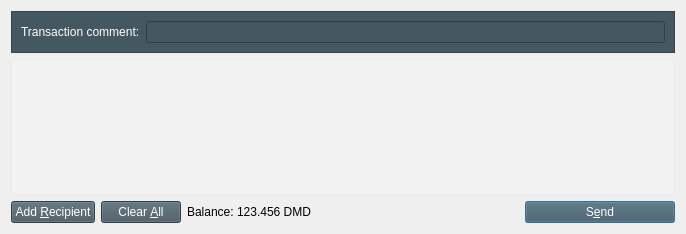
The window that src/qt/forms/sendcoinsdialog.ui (shadowrider26/Diamond) describes before a commit, drawn with Qt 5.
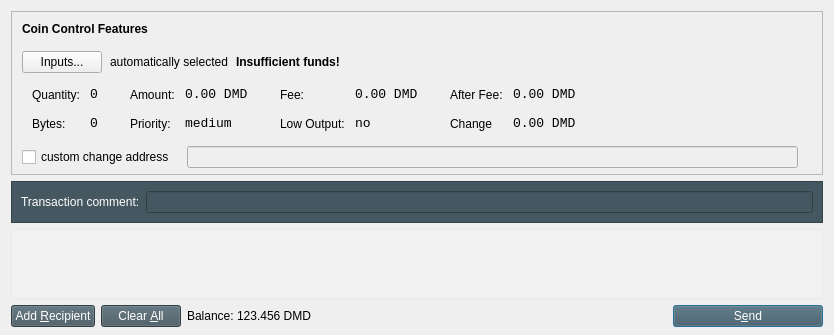
The same window after the commit. Icons and pictures are not drawn.

Commit message: Implement coin control feature.

```diff
--- a/src/qt/forms/sendcoinsdialog.ui
+++ b/src/qt/forms/sendcoinsdialog.ui
@@ -19,6 +19,580 @@
 </string>
   </property>
   <layout class="QVBoxLayout" name="verticalLayout">
+   <property name="bottomMargin">
+    <number>8</number>
+   </property>
+   <item>
+    <widget class="QFrame" name="frameCoinControl">
+     <property name="sizePolicy">
+      <sizepolicy hsizetype="Expanding" vsizetype="Expanding">
+       <horstretch>0</horstretch>
+       <verstretch>0</verstretch>
+      </sizepolicy>
+     </property>
+     <property name="maximumSize">
+      <size>
+       <width>16777215</width>
+       <height>16777215</height>
+      </size>
+     </property>
+     <property name="frameShape">
+      <enum>QFrame::StyledPanel</enum>
+     </property>
+     <property name="frameShadow">
+      <enum>QFrame::Sunken</enum>
+     </property>
+     <layout class="QVBoxLayout" name="verticalLayoutCoinControl2">
+      <property name="spacing">
+       <number>6</number>
+      </property>
+      <property name="leftMargin">
+       <number>0</number>
+      </property>
+      <property name="topMargin">
+       <number>0</number>
+      </property>
+      <property name="rightMargin">
+       <number>0</number>
+      </property>
+      <property name="bottomMargin">
+       <number>6</number>
+      </property>
+      <item>
+       <layout class="QVBoxLayout" name="verticalLayoutCoinControl" stretch="0,0,0,0,1">
+        <property name="spacing">
+         <number>0</number>
+        </property>
+        <property name="leftMargin">
+         <number>10</number>
+        </property>
+        <property name="topMargin">
+         <number>10</number>
+        </property>
+        <item>
+         <layout class="QHBoxLayout" name="horizontalLayoutCoinControl1">
+          <property name="bottomMargin">
+           <number>15</number>
+          </property>
+          <item>
+           <widget class="QLabel" name="labelCoinControlFeatures">
+            <property name="sizePolicy">
+             <sizepolicy hsizetype="Preferred" vsizetype="Maximum">
+              <horstretch>0</horstretch>
+              <verstretch>0</verstretch>
+             </sizepolicy>
+            </property>
+            <property name="font">
+             <font>
+              <weight>75</weight>
+              <bold>true</bold>
+             </font>
+            </property>
+            <property name="text">
+             <string>Coin Control Features</string>
+            </property>
+           </widget>
+          </item>
+         </layout>
+        </item>
+        <item>
+         <layout class="QHBoxLayout" name="horizontalLayoutCoinControl2" stretch="0,0,0,0">
+          <property name="spacing">
+           <number>8</number>
+          </property>
+          <property name="bottomMargin">
+           <number>10</number>
+          </property>
+          <item>
+           <widget class="QPushButton" name="pushButtonCoinControl">
+            <property name="text">
+             <string>Inputs...</string>
+            </property>
+           </widget>
+          </item>
+          <item>
+           <widget class="QLabel" name="labelCoinControlAutomaticallySelected">
+            <property name="text">
+             <string>automatically selected</string>
+            </property>
+            <property name="margin">
+             <number>5</number>
+            </property>
+           </widget>
+          </item>
+          <item>
+           <widget class="QLabel" name="labelCoinControlInsuffFunds">
+            <property name="font">
+             <font>
+              <weight>75</weight>
+              <bold>true</bold>
+             </font>
+            </property>
+            <property name="text">
+             <string>Insufficient funds!</string>
+            </property>
+            <property name="margin">
+             <number>5</number>
+            </property>
+           </widget>
+          </item>
+          <item>
+           <spacer name="horizontalSpacerCoinControl">
+            <property name="orientation">
+             <enum>Qt::Horizontal</enum>
+            </property>
+            <property name="sizeHint" stdset="0">
+             <size>
+              <width>40</width>
+              <height>1</height>
+             </size>
+            </property>
+           </spacer>
+          </item>
+         </layout>
+        </item>
+        <item>
+         <widget class="QWidget" name="widgetCoinControl" native="true">
+          <property name="sizePolicy">
+           <sizepolicy hsizetype="Preferred" vsizetype="Preferred">
+            <horstretch>0</horstretch>
+            <verstretch>0</verstretch>
+           </sizepolicy>
+          </property>
+          <property name="minimumSize">
+           <size>
+            <width>0</width>
+            <height>0</height>
+           </size>
+          </property>
+          <layout class="QHBoxLayout" name="horizontalLayoutCoinControl5">
+           <property name="leftMargin">
+            <number>0</number>
+           </property>
+           <property name="topMargin">
+            <number>0</number>
+           </property>
+           <property name="rightMargin">
+            <number>0</number>
+           </property>
+           <property name="bottomMargin">
+            <number>0</number>
+           </property>
+           <item>
+            <layout class="QHBoxLayout" name="horizontalLayoutCoinControl3" stretch="0,0,0,1">
+             <property name="spacing">
+              <number>20</number>
+             </property>
+             <property name="topMargin">
+              <number>0</number>
+             </property>
+             <property name="bottomMargin">
+              <number>10</number>
+             </property>
+             <item>
+              <layout class="QFormLayout" name="formLayoutCoinControl1">
+               <property name="horizontalSpacing">
+                <number>10</number>
+               </property>
+               <property name="verticalSpacing">
+                <number>14</number>
+               </property>
+               <property name="leftMargin">
+                <number>10</number>
+               </property>
+               <property name="topMargin">
+                <number>4</number>
+               </property>
+               <property name="rightMargin">
+                <number>6</number>
+               </property>
+               <item row="0" column="0">
+                <widget class="QLabel" name="labelCoinControlQuantityText">
+                 <property name="text">
+                  <string>Quantity:</string>
+                 </property>
+                 <property name="margin">
+                  <number>0</number>
+                 </property>
+                </widget>
+               </item>
+               <item row="0" column="1">
+                <widget class="QLabel" name="labelCoinControlQuantity">
+                 <property name="font">
+                  <font>
+                   <family>Monospace</family>
+                   <pointsize>10</pointsize>
+                  </font>
+                 </property>
+                 <property name="cursor">
+                  <cursorShape>IBeamCursor</cursorShape>
+                 </property>
+                 <property name="contextMenuPolicy">
+                  <enum>Qt::ActionsContextMenu</enum>
+                 </property>
+                 <property name="text">
+                  <string>0</string>
+                 </property>
+                 <property name="margin">
+                  <number>0</number>
+                 </property>
+                 <property name="textInteractionFlags">
+                  <set>Qt::LinksAccessibleByMouse|Qt::TextSelectableByKeyboard|Qt::TextSelectableByMouse</set>
+                 </property>
+                </widget>
+               </item>
+               <item row="1" column="0">
+                <widget class="QLabel" name="labelCoinControlBytesText">
+                 <property name="text">
+                  <string>Bytes:</string>
+                 </property>
+                </widget>
+               </item>
+               <item row="1" column="1">
+                <widget class="QLabel" name="labelCoinControlBytes">
+                 <property name="font">
+                  <font>
+                   <family>Monospace</family>
+                   <pointsize>10</pointsize>
+                  </font>
+                 </property>
+                 <property name="cursor">
+                  <cursorShape>IBeamCursor</cursorShape>
+                 </property>
+                 <property name="contextMenuPolicy">
+                  <enum>Qt::ActionsContextMenu</enum>
+                 </property>
+                 <property name="text">
+                  <string>0</string>
+                 </property>
+                 <property name="textInteractionFlags">
+                  <set>Qt::LinksAccessibleByMouse|Qt::TextSelectableByKeyboard|Qt::TextSelectableByMouse</set>
+                 </property>
+                </widget>
+               </item>
+              </layout>
+             </item>
+             <item>
+              <layout class="QFormLayout" name="formLayoutCoinControl2">
+               <property name="horizontalSpacing">
+                <number>10</number>
+               </property>
+               <property name="verticalSpacing">
+                <number>14</number>
+               </property>
+               <property name="leftMargin">
+                <number>6</number>
+               </property>
+               <property name="topMargin">
+                <number>4</number>
+               </property>
+               <property name="rightMargin">
+                <number>6</number>
+               </property>
+               <item row="0" column="0">
+                <widget class="QLabel" name="labelCoinControlAmountText">
+                 <property name="text">
+                  <string>Amount:</string>
+                 </property>
+                 <property name="margin">
+                  <number>0</number>
+                 </property>
+                </widget>
+               </item>
+               <item row="0" column="1">
+                <widget class="QLabel" name="labelCoinControlAmount">
+                 <property name="font">
+                  <font>
+                   <family>Monospace</family>
+                   <pointsize>10</pointsize>
+                  </font>
+                 </property>
+                 <property name="cursor">
+                  <cursorShape>IBeamCursor</cursorShape>
+                 </property>
+                 <property name="contextMenuPolicy">
+                  <enum>Qt::ActionsContextMenu</enum>
+                 </property>
+                 <property name="text">
+                  <string>0.00 DMD</string>
+                 </property>
+                 <property name="textInteractionFlags">
+                  <set>Qt::LinksAccessibleByMouse|Qt::TextSelectableByKeyboard|Qt::TextSelectableByMouse</set>
+                 </property>
+                </widget>
+               </item>
+               <item row="1" column="0">
+                <widget class="QLabel" name="labelCoinControlPriorityText">
+                 <property name="text">
+                  <string>Priority:</string>
+                 </property>
+                </widget>
+               </item>
+               <item row="1" column="1">
+                <widget class="QLabel" name="labelCoinControlPriority">
+                 <property name="font">
+                  <font>
+                   <family>Monospace</family>
+                   <pointsize>10</pointsize>
+                  </font>
+                 </property>
+                 <property name="cursor">
+                  <cursorShape>IBeamCursor</cursorShape>
+                 </property>
+                 <property name="contextMenuPolicy">
+                  <enum>Qt::ActionsContextMenu</enum>
+                 </property>
+                 <property name="text">
+                  <string>medium</string>
+                 </property>
+                 <property name="textInteractionFlags">
+                  <set>Qt::LinksAccessibleByMouse|Qt::TextSelectableByKeyboard|Qt::TextSelectableByMouse</set>
+                 </property>
+                </widget>
+               </item>
+              </layout>
+             </item>
+             <item>
+              <layout class="QFormLayout" name="formLayoutCoinControl3">
+               <property name="horizontalSpacing">
+                <number>10</number>
+               </property>
+               <property name="verticalSpacing">
+                <number>14</number>
+               </property>
+               <property name="leftMargin">
+                <number>6</number>
+               </property>
+               <property name="topMargin">
+                <number>4</number>
+               </property>
+               <property name="rightMargin">
+                <number>6</number>
+               </property>
+               <item row="0" column="0">
+                <widget class="QLabel" name="labelCoinControlFeeText">
+                 <property name="text">
+                  <string>Fee:</string>
+                 </property>
+                 <property name="margin">
+                  <number>0</number>
+                 </property>
+                </widget>
+               </item>
+               <item row="0" column="1">
+                <widget class="QLabel" name="labelCoinControlFee">
+                 <property name="font">
+                  <font>
+                   <family>Monospace</family>
+                   <pointsize>10</pointsize>
+                  </font>
+                 </property>
+                 <property name="cursor">
+                  <cursorShape>IBeamCursor</cursorShape>
+                 </property>
+                 <property name="contextMenuPolicy">
+                  <enum>Qt::ActionsContextMenu</enum>
+                 </property>
+                 <property name="text">
+                  <string>0.00 DMD</string>
+                 </property>
+                 <property name="textInteractionFlags">
+                  <set>Qt::LinksAccessibleByMouse|Qt::TextSelectableByKeyboard|Qt::TextSelectableByMouse</set>
+                 </property>
+                </widget>
+               </item>
+               <item row="1" column="0">
+                <widget class="QLabel" name="labelCoinControlLowOutputText">
+                 <property name="text">
+                  <string>Low Output:</string>
+                 </property>
+                </widget>
+               </item>
+               <item row="1" column="1">
+                <widget class="QLabel" name="labelCoinControlLowOutput">
+                 <property name="font">
+                  <font>
+                   <family>Monospace</family>
+                   <pointsize>10</pointsize>
+                  </font>
+                 </property>
+                 <property name="cursor">
+                  <cursorShape>IBeamCursor</cursorShape>
+                 </property>
+                 <property name="contextMenuPolicy">
+                  <enum>Qt::ActionsContextMenu</enum>
+                 </property>
+                 <property name="text">
+                  <string>no</string>
+                 </property>
+                 <property name="textInteractionFlags">
+                  <set>Qt::LinksAccessibleByMouse|Qt::TextSelectableByKeyboard|Qt::TextSelectableByMouse</set>
+                 </property>
+                </widget>
+               </item>
+              </layout>
+             </item>
+             <item>
+              <layout class="QFormLayout" name="formLayoutCoinControl4">
+               <property name="horizontalSpacing">
+                <number>10</number>
+               </property>
+               <property name="verticalSpacing">
+                <number>14</number>
+               </property>
+               <property name="leftMargin">
+                <number>6</number>
+               </property>
+               <property name="topMargin">
+                <number>4</number>
+               </property>
+               <property name="rightMargin">
+                <number>6</number>
+               </property>
+               <item row="0" column="0">
+                <widget class="QLabel" name="labelCoinControlAfterFeeText">
+                 <property name="text">
+                  <string>After Fee:</string>
+                 </property>
+                 <property name="margin">
+                  <number>0</number>
+                 </property>
+                </widget>
+               </item>
+               <item row="0" column="1">
+                <widget class="QLabel" name="labelCoinControlAfterFee">
+                 <property name="font">
+                  <font>
+                   <family>Monospace</family>
+                   <pointsize>10</pointsize>
+                  </font>
+                 </property>
+                 <property name="cursor">
+                  <cursorShape>IBeamCursor</cursorShape>
+                 </property>
+                 <property name="contextMenuPolicy">
+                  <enum>Qt::ActionsContextMenu</enum>
+                 </property>
+                 <property name="text">
+                  <string>0.00 DMD</string>
+                 </property>
+                 <property name="textInteractionFlags">
+                  <set>Qt::LinksAccessibleByMouse|Qt::TextSelectableByKeyboard|Qt::TextSelectableByMouse</set>
+                 </property>
+                </widget>
+               </item>
+               <item row="1" column="0">
+                <widget class="QLabel" name="labelCoinControlChangeText">
+                 <property name="text">
+                  <string>Change</string>
+                 </property>
+                </widget>
+               </item>
+               <item row="1" column="1">
+                <widget class="QLabel" name="labelCoinControlChange">
+                 <property name="font">
+                  <font>
+                   <family>Monospace</family>
+                   <pointsize>10</pointsize>
+                  </font>
+                 </property>
+                 <property name="cursor">
+                  <cursorShape>IBeamCursor</cursorShape>
+                 </property>
+                 <property name="contextMenuPolicy">
+                  <enum>Qt::ActionsContextMenu</enum>
+                 </property>
+                 <property name="text">
+                  <string>0.00 DMD</string>
+                 </property>
+                 <property name="textInteractionFlags">
+                  <set>Qt::LinksAccessibleByMouse|Qt::TextSelectableByKeyboard|Qt::TextSelectableByMouse</set>
+                 </property>
+                </widget>
+               </item>
+              </layout>
+             </item>
+            </layout>
+           </item>
+          </layout>
+         </widget>
+        </item>
+        <item>
+         <layout class="QHBoxLayout" name="horizontalLayoutCoinControl4" stretch="0,0,0">
+          <property name="spacing">
+           <number>12</number>
+          </property>
+          <property name="sizeConstraint">
+           <enum>QLayout::SetDefaultConstraint</enum>
+          </property>
+          <property name="topMargin">
+           <number>5</number>
+          </property>
+          <property name="rightMargin">
+           <number>5</number>
+          </property>
+          <item>
+           <widget class="QCheckBox" name="checkBoxCoinControlChange">
+            <property name="text">
+             <string>custom change address</string>
+            </property>
+           </widget>
+          </item>
+          <item>
+           <widget class="QLineEdit" name="lineEditCoinControlChange">
+            <property name="enabled">
+             <bool>false</bool>
+            </property>
+            <property name="sizePolicy">
+             <sizepolicy hsizetype="Expanding" vsizetype="Fixed">
+              <horstretch>0</horstretch>
+              <verstretch>0</verstretch>
+             </sizepolicy>
+            </property>
+           </widget>
+          </item>
+          <item>
+           <widget class="QLabel" name="labelCoinControlChangeLabel">
+            <property name="sizePolicy">
+             <sizepolicy hsizetype="Preferred" vsizetype="Expanding">
+              <horstretch>0</horstretch>
+              <verstretch>0</verstretch>
+             </sizepolicy>
+            </property>
+            <property name="minimumSize">
+             <size>
+              <width>0</width>
+              <height>0</height>
+             </size>
+            </property>
+            <property name="text">
+             <string/>
+            </property>
+            <property name="margin">
+             <number>3</number>
+            </property>
+           </widget>
+          </item>
+         </layout>
+        </item>
+        <item>
+         <spacer name="verticalSpacerCoinControl">
+          <property name="orientation">
+           <enum>Qt::Vertical</enum>
+          </property>
+          <property name="sizeHint" stdset="0">
+           <size>
+            <width>800</width>
+            <height>1</height>
+           </size>
+          </property>
+         </spacer>
+        </item>
+       </layout>
+      </item>
+     </layout>
+    </widget>
+   </item>
    <item>
     <widget class="QFrame" name="horizontalFrame">
      <property name="styleSheet">
```
The commit also changes 12 other files.
